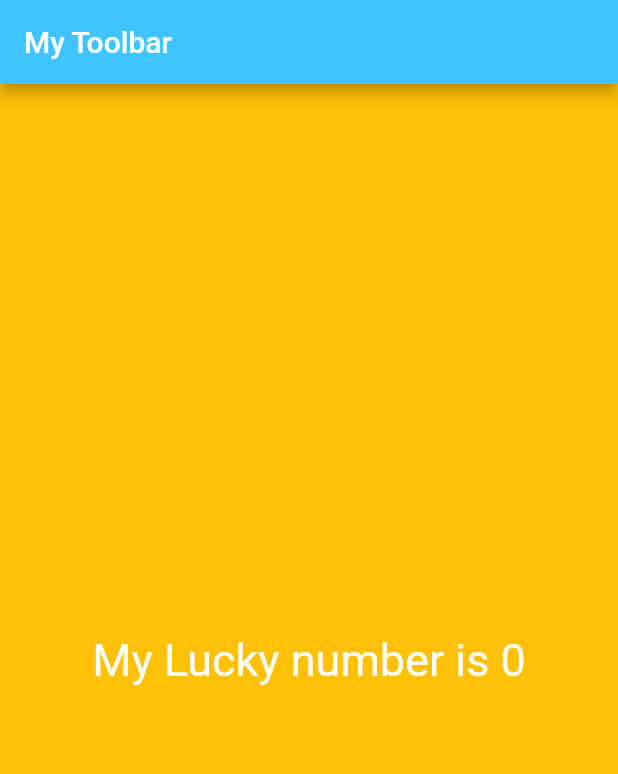
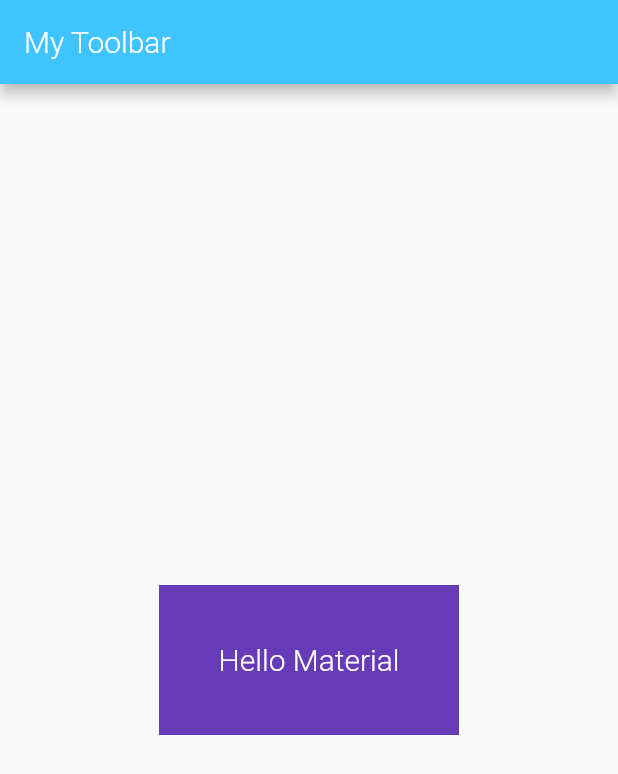
Before and after one commit to pavelsust/flutter_app, a Flutter app: the screen it shows after launch, on a phone screen of 412 x 824 dp. Shown: the top 774 px of the screen. Run offline on Flutter 3.47's test engine with Material 2 defaults, Android fonts, the phone set to English and light mode, and no system bars.

Commit message:
custom font added

```diff
--- /dev/null
+++ b/lib/app/screen/ContainerWidget.dart
@@ -0,0 +1,20 @@
+import 'package:flutter/material.dart';
+
+class ContainerWidget extends StatelessWidget {
+  @override
+  Widget build(BuildContext context) {
+    var myContainer = Center(
+      child: Container(
+        alignment: Alignment.center,
+        color: Colors.deepPurple,
+        width: 200,
+        height: 100,
+        child: Text('Hello Material',
+            textDirection: TextDirection.ltr,
+            style: TextStyle(color: Colors.white, fontSize: 20 , fontFamily: 'Roboto' ,
+            fon: FontWeight.w700)),
+      ),
+    );
+    return myContainer;
+  }
+}
--- a/lib/main.dart
+++ b/lib/main.dart
@@ -1,8 +1,7 @@
-import 'dart:math';
 
 import 'package:flutter/material.dart';
+import 'package:flutterapp/app/screen/ContainerWidget.dart';
 import 'package:flutterapp/app/screen/FirstScreen.dart';
-
 
 void main() => runApp(MyFlutterApp());
 
@@ -19,10 +18,9 @@ class MyFlutterApp extends StatelessWidget {
           title: Text('My Toolbar'),
           backgroundColor: Colors.lightBlueAccent,
         ),
-        body: FirstScreen(),
+        body: ContainerWidget(),
       ),
     );
-
     return materialApp;
   }
 }
```
Also changed, not shown: pubspec.yaml (+11 -12 lines), fonts/Roboto-BoldItalic.ttf (added), fonts/Roboto-Italic.ttf (added), fonts/Roboto-Light.ttf (added), 1 other file.
